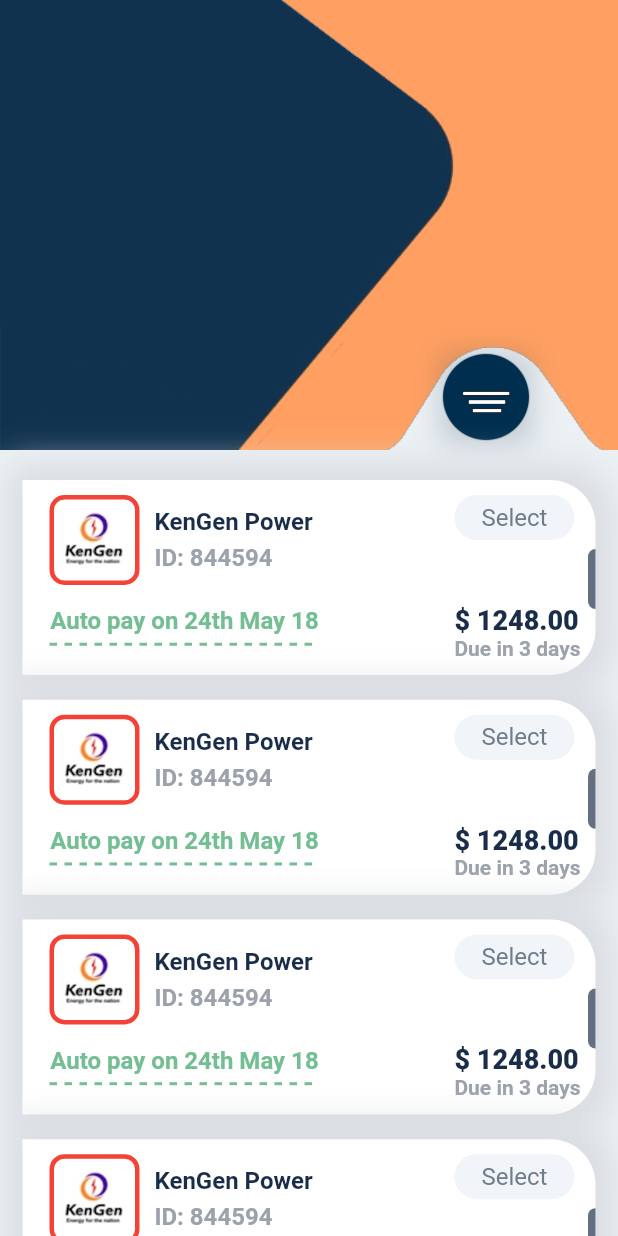
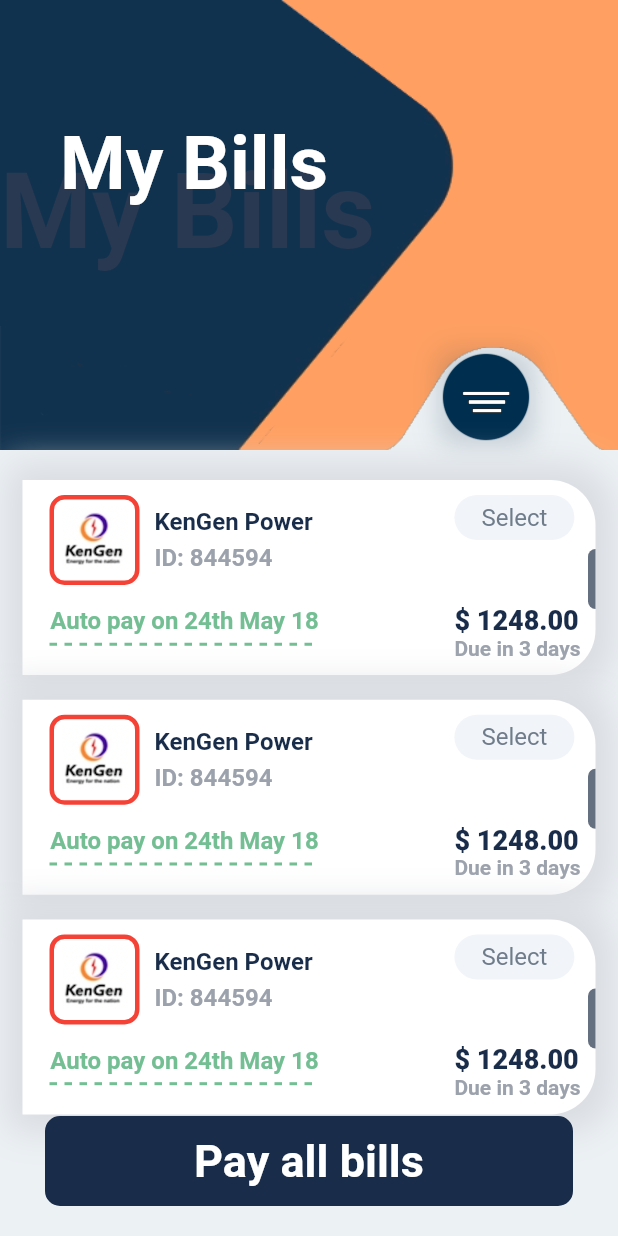
Before and after one commit to ngphsotu/flutter_payment_app_UI, a Flutter app: the screen it shows after launch, on a phone screen of 412 x 824 dp. Run offline on Flutter 3.47's test engine with Material 2 defaults, Android fonts, the phone set to English and light mode, and no system bars; our stand-ins replace get.

Commit message:
bug not press button pay all bills

```diff
--- a/lib/main.dart
+++ b/lib/main.dart
@@ -1,3 +1,6 @@
+import 'package:get/get.dart';
+import '../pages/payment_page.dart';
+
 import '../pages/home_page.dart';
 import 'package:flutter/material.dart';
 
@@ -8,7 +11,7 @@ class MyApp extends StatelessWidget {
 
   @override
   Widget build(BuildContext context) {
-    return MaterialApp(
+    return GetMaterialApp(
       debugShowCheckedModeBanner: false,
       title: 'Flutter Demo',
       theme: ThemeData(primarySwatch: Colors.green),
--- a/lib/pages/home_page.dart
+++ b/lib/pages/home_page.dart
@@ -1,3 +1,7 @@
+import 'package:get/get.dart';
+import 'package:payment_app/pages/payment_page.dart';
+import 'package:payment_app/widgets/buttons.dart';
+import 'package:payment_app/widgets/large_button.dart';
 import 'package:payment_app/widgets/text_size.dart';
 
 import '../component/colors.dart';
@@ -23,6 +27,7 @@ class _HomePageState extends State<HomePage> {
           children: [
             _headSection(),
             _listBills(),
+            _payButton(),
           ],
         ),
       ),
@@ -37,6 +42,7 @@ class _HomePageState extends State<HomePage> {
           _mainBackground(),
           _curveImageContainer(),
           _buttonContainer(),
+          _textContainer(),
         ],
       ),
     );
@@ -80,6 +86,74 @@ class _HomePageState extends State<HomePage> {
     return Positioned(
       right: 58,
       bottom: 15,
+      child: GestureDetector(
+        onTap: () {
+          showModalBottomSheet<dynamic>(
+            isScrollControlled: true,
+            barrierColor: Colors.transparent,
+            backgroundColor: Colors.transparent,
+            context: context,
+            builder: (BuildContext bc) {
+              return Container(
+                height: MediaQuery.of(context).size.height - 240,
+                child: Stack(
+                  children: [
+                    Positioned(
+                        bottom: 0,
+                        child: Container(
+                          color: const Color(0xFFeef1f4).withOpacity(0.7),
+                          width: MediaQuery.of(context).size.width,
+                          height: MediaQuery.of(context).size.height - 300,
+                        )),
+                    Positioned(
+                      top: 0,
+                      right: 58,
+                      child: Container(
+                        padding: const EdgeInsets.only(top: 5, bottom: 25),
+                        width: 60,
+                        height: 250,
+                        decoration: BoxDecoration(
+                          color: AppColor.mainColor,
+                          borderRadius: BorderRadius.circular(29),
+                        ),
+                        child: Column(
+                          mainAxisAlignment: MainAxisAlignment.spaceBetween,
+                          children: [
+                            AppButtons(
+                              icon: Icons.cancel,
+                              iconColor: AppColor.mainColor,
+                              textColor: Colors.white,
+                              backgroundColor: Colors.white,
+                              onTap: () {
+                                Navigator.pop(context);
+                              },
+                            ),
+                            AppButtons(
+                              icon: Icons.add,
+                              iconColor: AppColor.mainColor,
+                              textColor: Colors.white,
+                              backgroundColor: Colors.white,
+                              onTap: () {},
+                              text: "Add Bill",
+                            ),
+                            AppButtons(
+                              icon: Icons.history,
+                              iconColor: AppColor.mainColor,
+                              textColor: Colors.white,
+                              backgroundColor: Colors.white,
+                              onTap: () {},
+                              text: "History",
+                            ),
+                          ],
+                        ),
+                      ),
+                    ),
+                  ],
+                ),
+              );
+            },
+          );
+        },
         child: Container(
           height: 60,
           width: 60,
@@ -95,6 +169,7 @@ class _HomePageState extends State<HomePage> {
             ],
           ),
         ),
+      ),
     );
   }
 
@@ -105,12 +180,12 @@ class _HomePageState extends State<HomePage> {
         height: MediaQuery.of(context).size.height,
         width: MediaQuery.of(context).size.width,
         child: ListView.separated(
-          itemCount: 4,
+          itemCount: 3,
           shrinkWrap: true,
-          padding: EdgeInsets.symmetric(
+          padding: const EdgeInsets.symmetric(
             horizontal: 15,
           ),
-          physics: AlwaysScrollableScrollPhysics(),
+          physics: const AlwaysScrollableScrollPhysics(),
           itemBuilder: (BuildContext context, int index) {
             return Container(
               height: 130,
@@ -231,9 +306,7 @@ class _HomePageState extends State<HomePage> {
                         Container(
                           width: 5,
                           height: 40,
-                          margin: EdgeInsets.only(
-                            bottom: 8.0,
-                          ),
+                          margin: const EdgeInsets.only(bottom: 8.0),
                           decoration: BoxDecoration(
                             color: AppColor.halfOval,
                             borderRadius: const BorderRadius.only(
@@ -258,4 +331,43 @@ class _HomePageState extends State<HomePage> {
       ),
     );
   }
+
+  _payButton() {
+    return Positioned(
+        bottom: 20,
+        child: AppLargeButton(
+          text: "Pay all bills",
+          textColor: Colors.white,
+          onTap: () {
+            Get.to(() => const PaymentPage());
+          },
+        ));
   }
+
+  _textContainer() {
+    return Stack(
+      children: const [
+        Positioned(
+          left: 0,
+          top: 100,
+          child: Text(
+            "My Bills",
+            style: TextStyle(
+                fontSize: 70,
+                fontWeight: FontWeight.bold,
+                color: Color(0xFF293952)),
+          ),
+        ),
+        Positioned(
+          left: 40,
+          top: 80,
+          child: Text(
+            "My Bills",
+            style: TextStyle(
+                fontSize: 50, fontWeight: FontWeight.bold, color: Colors.white),
+          ),
+        ),
+      ],
+    );
+  }
+}
--- /dev/null
+++ b/lib/widgets/large_button.dart
@@ -0,0 +1,47 @@
+import 'package:flutter/material.dart';
+import 'package:payment_app/component/colors.dart';
+
+class AppLargeButton extends StatelessWidget {
+  final Color? backgroundColor;
+  final Color? textColor;
+  final String text;
+  final Function()? opTap;
+  final bool? isBorder;
+
+  const AppLargeButton({
+    Key? key,
+    this.backgroundColor = AppColor.mainColor,
+    this.textColor,
+    this.opTap,
+    this.isBorder = false,
+    required this.text,
+    required Null Function() onTap,
+  }) : super(key: key);
+
+  @override
+  Widget build(BuildContext context) {
+    return GestureDetector(
+      onTap: opTap,
+      child: Container(
+        margin: const EdgeInsets.only(left: 30, right: 30),
+        height: 60,
+        width: MediaQuery.of(context).size.width - 60,
+        decoration: BoxDecoration(
+          color: backgroundColor,
+          borderRadius: BorderRadius.circular(10),
+          border: Border.all(width: 2, color: AppColor.mainColor),
+        ),
+        child: Center(
+          child: Text(
+            text,
+            style: TextStyle(
+              color: textColor,
+              fontSize: 30,
+              fontWeight: FontWeight.bold,
+            ),
+          ),
+        ),
+      ),
+    );
+  }
+}
--- a/pubspec.yaml
+++ b/pubspec.yaml
@@ -34,6 +34,7 @@ dependencies:
   # The following adds the Cupertino Icons font to your application.
   # Use with the CupertinoIcons class for iOS style icons.
   cupertino_icons: ^1.0.2
+  get:
 
 dev_dependencies:
   flutter_test:
```
Also changed, not shown: lib/pages/payment_page.dart (added, +189 -0 lines), lib/widgets/buttons.dart (added, +52 -0 lines), pubspec.lock. Lines whose indentation alone changed are shown as unchanged.
